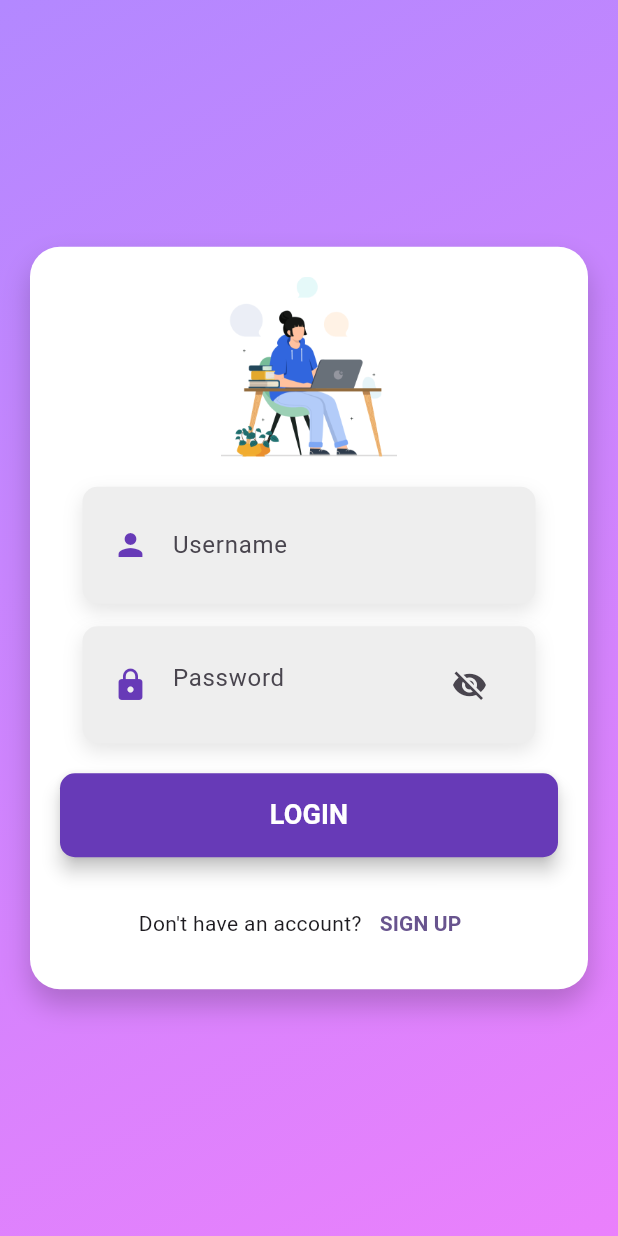
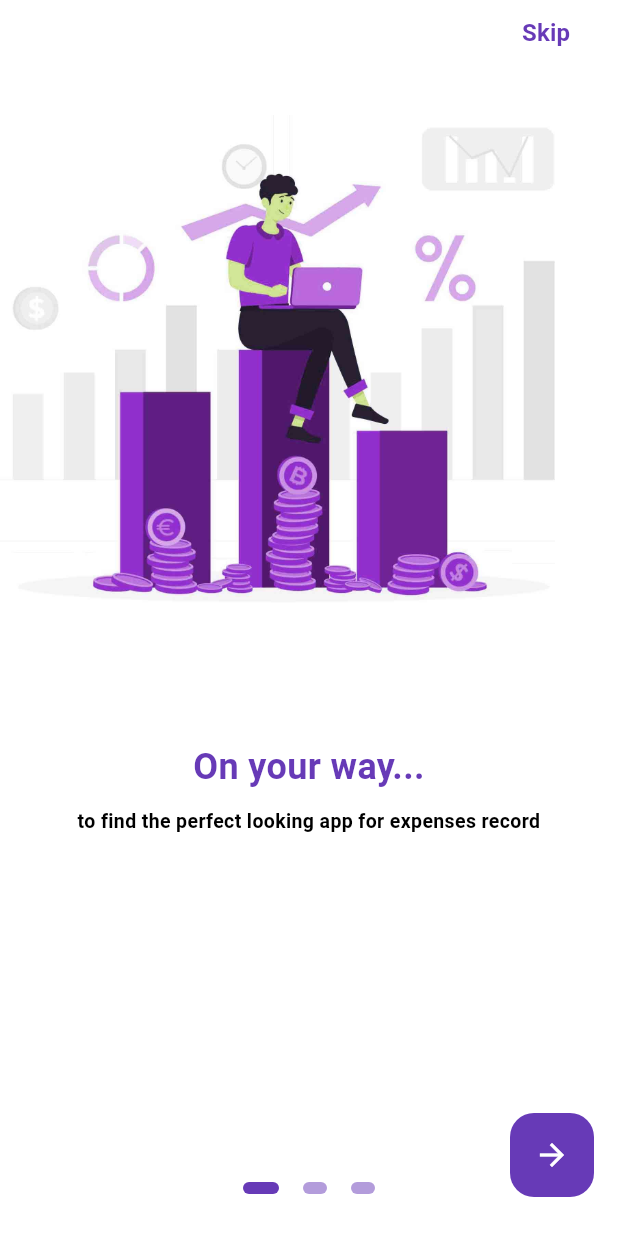
Before and after one commit to simranshahh/Expense_Tracker, a Flutter app: the screen it shows after launch, on a phone screen of 412 x 824 dp. Run offline on Flutter 3.47's test engine with Material 3 defaults, Android fonts, the phone set to English and light mode, and no system bars; drawn by our look-alikes of flutter_onboarding_slider; our stand-ins replace easy_splash_screen, flutter_secure_storage, image_picker, permission_handler, sqflite; missing offline and left inert: onboarding; accounts and stored records are empty; network calls fail.

Commit message:
onboarding added

```diff
--- /dev/null
+++ b/lib/view/pages/onboarding.dart
@@ -0,0 +1,168 @@
+// ignore_for_file: prefer_const_constructors
+
+import 'package:flutter/cupertino.dart';
+import 'package:flutter/material.dart';
+import 'package:flutter_onboarding_slider/flutter_onboarding_slider.dart';
+import 'package:myfinance/view/auth/login/pages/loginpage.dart';
+
+class OnBoard extends StatefulWidget {
+  const OnBoard({super.key});
+
+  @override
+  State<OnBoard> createState() => _OnBoardState();
+}
+
+class _OnBoardState extends State<OnBoard> {
+  final Color kDarkBlueColor = Colors.deepPurple;
+
+  @override
+  Widget build(BuildContext context) {
+    return OnBoardingSlider(
+      finishButtonStyle: FinishButtonStyle(backgroundColor: Colors.deepPurple),
+
+      finishButtonText: 'Continue',
+      controllerColor: Colors.deepPurple,
+      onFinish: () {
+        Navigator.pushReplacement(
+          context,
+          CupertinoPageRoute(
+            builder: (context) => LoginScreen(),
+          ),
+        );
+      },
+      // finishButtonColor: kDarkBlueColor,
+      skipTextButton: const Text(
+        'Skip',
+        style: TextStyle(
+          fontSize: 16,
+          color: Colors.deepPurple,
+          fontWeight: FontWeight.w600,
+        ),
+      ),
+      totalPage: 3,
+      headerBackgroundColor: Colors.white,
+      pageBackgroundColor: Colors.white,
+      background: [
+        Image.asset(
+          'assets/1.jpg',
+          height: 400,
+          width: 370,
+          fit: BoxFit.fitWidth,
+        ),
+        Image.asset(
+          'assets/1.jpg',
+          height: 400,
+          width: 370,
+          fit: BoxFit.fitWidth,
+        ),
+        Image.asset(
+          'assets/1.jpg',
+          height: 400,
+          width: 370,
+          fit: BoxFit.fitWidth,
+        ),
+      ],
+      speed: 1.8,
+      pageBodies: [
+        Container(
+          padding: const EdgeInsets.symmetric(horizontal: 40),
+          child: Column(
+            mainAxisAlignment: MainAxisAlignment.start,
+            children: const <Widget>[
+              SizedBox(
+                height: 450,
+              ),
+              Text(
+                'On your way...',
+                textAlign: TextAlign.center,
+                style: TextStyle(
+                  color: Colors.deepPurple,
+                  fontSize: 24.0,
+                  fontWeight: FontWeight.w600,
+                ),
+              ),
+              SizedBox(
+                height: 10,
+              ),
+              Text(
+                'to find the perfect looking app for expenses record',
+                textAlign: TextAlign.center,
+                style: TextStyle(
+                  color: Colors.black,
+                  fontSize: 13.0,
+                  fontWeight: FontWeight.w600,
+                ),
+              ),
+            ],
+          ),
+        ),
+        Container(
+          padding: const EdgeInsets.symmetric(horizontal: 40),
+          child: Column(
+            mainAxisAlignment: MainAxisAlignment.start,
+            crossAxisAlignment: CrossAxisAlignment.center,
+            children: const <Widget>[
+              SizedBox(
+                height: 440,
+              ),
+              Text(
+                "With better Experience & Ease",
+                textAlign: TextAlign.center,
+                style: TextStyle(
+                  color: Colors.deepPurple,
+                  fontSize: 24.0,
+                  fontWeight: FontWeight.w600,
+                ),
+              ),
+              SizedBox(
+                height: 20,
+              ),
+              Text(
+                'Just A click Away',
+                textAlign: TextAlign.center,
+                style: TextStyle(
+                  color: Colors.black,
+                  fontSize: 15.0,
+                  fontWeight: FontWeight.w600,
+                ),
+              ),
+            ],
+          ),
+        ),
+        Container(
+          padding: const EdgeInsets.symmetric(horizontal: 40),
+          child: Column(
+            mainAxisAlignment: MainAxisAlignment.start,
+            crossAxisAlignment: CrossAxisAlignment.center,
+            children: const <Widget>[
+              SizedBox(
+                height: 450,
+              ),
+              Text(
+                'Start now!',
+                textAlign: TextAlign.center,
+                style: TextStyle(
+                  color: Colors.deepPurple,
+                  fontSize: 24.0,
+                  fontWeight: FontWeight.w600,
+                ),
+              ),
+              SizedBox(
+                height: 8,
+              ),
+              Text(
+                'Where every service is found out to doorway',
+                textAlign: TextAlign.center,
+                style: TextStyle(
+                  color: Colors.black,
+                  fontSize: 12.0,
+                  fontWeight: FontWeight.w600,
+                ),
+              ),
+            ],
+          ),
+        ),
+      ],
+    );
+  }
+}
--- a/lib/view/pages/splashscreen.dart
+++ b/lib/view/pages/splashscreen.dart
@@ -5,6 +5,8 @@ import 'package:easy_splash_screen/easy_splash_screen.dart';
 import 'package:flutter/material.dart';
 import 'package:myfinance/utils/colorconstant.dart';
 import 'package:myfinance/view/auth/login/pages/loginpage.dart';
+import 'package:myfinance/view/pages/onboarding.dart';
+import 'package:onboarding/onboarding.dart';
 
 class SplashScreen extends StatefulWidget {
   const SplashScreen({super.key});
@@ -29,7 +31,7 @@ class _SplashScreenState extends State<SplashScreen> {
             fontWeight: FontWeight.w600,
             fontSize: 32),
       ),
-      navigator: LoginScreen(),
+      navigator: OnBoard(),
       showLoader: true,
       loaderColor: ColorConstant.white,
     );
--- a/pubspec.yaml
+++ b/pubspec.yaml
@@ -46,6 +46,8 @@ dependencies:
   image_picker: ^1.1.2
   lottie: ^3.1.2
   video_player: ^2.9.1
+  onboarding: ^4.0.2
+  flutter_onboarding_slider: ^1.0.11
 
 dev_dependencies:
   flutter_test:
```
Also changed, not shown: assets/1.jpg (added), assets/ic_launcher.png (added), pubspec.lock, 4 other files.
